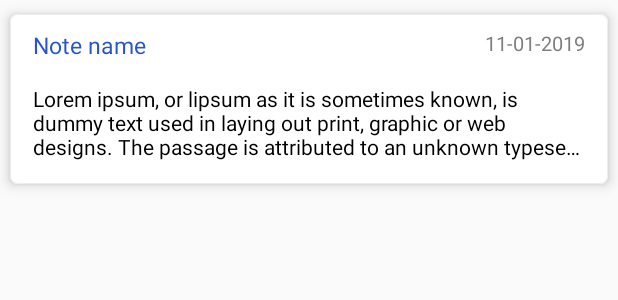
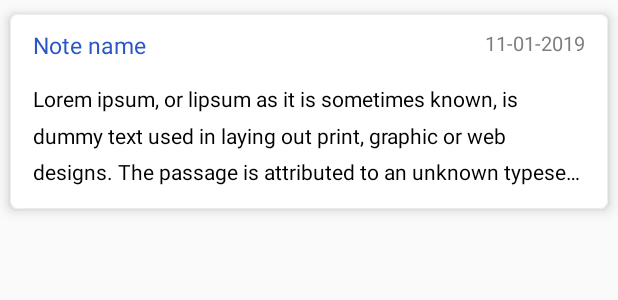
Before and after one commit to muhdsaneef/notesapp, an Android app: the layout item_note.xml on its own in the app's theme, with its tools: preview values and no code run, on a phone screen of 412 x 824 dp. Shown: the top 300 px of the screen. Run offline under Robolectric (Android 15) with nearby library versions, the phone set to English and light mode, and no system bars.

```diff
--- a/app/src/main/res/layout/activity_notes_edit.xml
+++ b/app/src/main/res/layout/activity_notes_edit.xml
@@ -54,6 +54,8 @@
                     android:layout_marginEnd="@dimen/dimen15"
                     android:hint="@string/hint_write_here"
                     android:gravity="start"
+                    android:lineSpacingMultiplier="1.5"
+                    android:lineSpacingExtra="@dimen/line_spacing"
                     android:inputType="textMultiLine"
                     android:text="@{noteObj.noteContent}"
                     android:background="@null"/>
--- a/app/src/main/res/layout/item_note.xml
+++ b/app/src/main/res/layout/item_note.xml
@@ -29,16 +29,20 @@
             android:background="@drawable/bg_note_card">
 
                 <TextView
-                        android:layout_width="wrap_content"
+                        android:layout_width="0dp"
                         android:layout_height="wrap_content"
                         android:id="@+id/tv_note_name"
                         app:layout_constraintStart_toStartOf="parent"
                         app:layout_constraintTop_toTopOf="parent"
+                        app:layout_constraintEnd_toStartOf="@+id/tv_note_created_date"
                         tools:text="Note name"
                         android:textSize="@dimen/labelTextSize"
                         android:layout_marginStart="@dimen/dimen15"
+                        android:layout_marginEnd="@dimen/dimen10"
                         android:text="@{noteObj.noteName}"
                         android:layout_marginTop="@dimen/dimen10"
+                        android:ellipsize="end"
+                        android:maxLines="1"
                         android:textColor="@color/noteNameColor"/>
 
                 <TextView
@@ -65,6 +69,8 @@
                           app:layout_constraintEnd_toEndOf="parent"
                           android:text="@{noteObj.noteContent}"
                           android:lines="3"
+                          android:lineSpacingExtra="@dimen/line_spacing"
+                          android:lineSpacingMultiplier="1.3"
                           android:textColor="@android:color/black"
                           app:layout_constraintBottom_toBottomOf="parent"
                           android:layout_marginBottom="@dimen/dimen15"
--- a/app/src/main/res/values/dimens.xml
+++ b/app/src/main/res/values/dimens.xml
@@ -8,4 +8,5 @@
     <dimen name="labelTextSize">15sp</dimen>
     <dimen name="dimen20">20dp</dimen>
     <dimen name="dimen25">25dp</dimen>
+    <dimen name="line_spacing">3dp</dimen>
 </resources>
```
